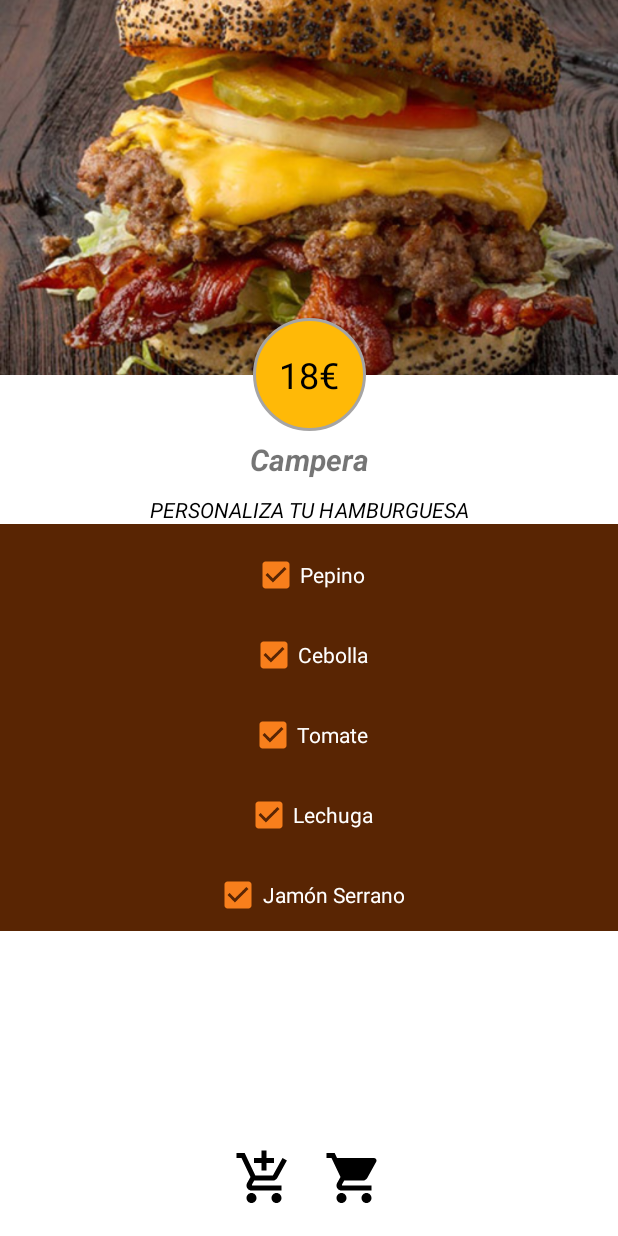
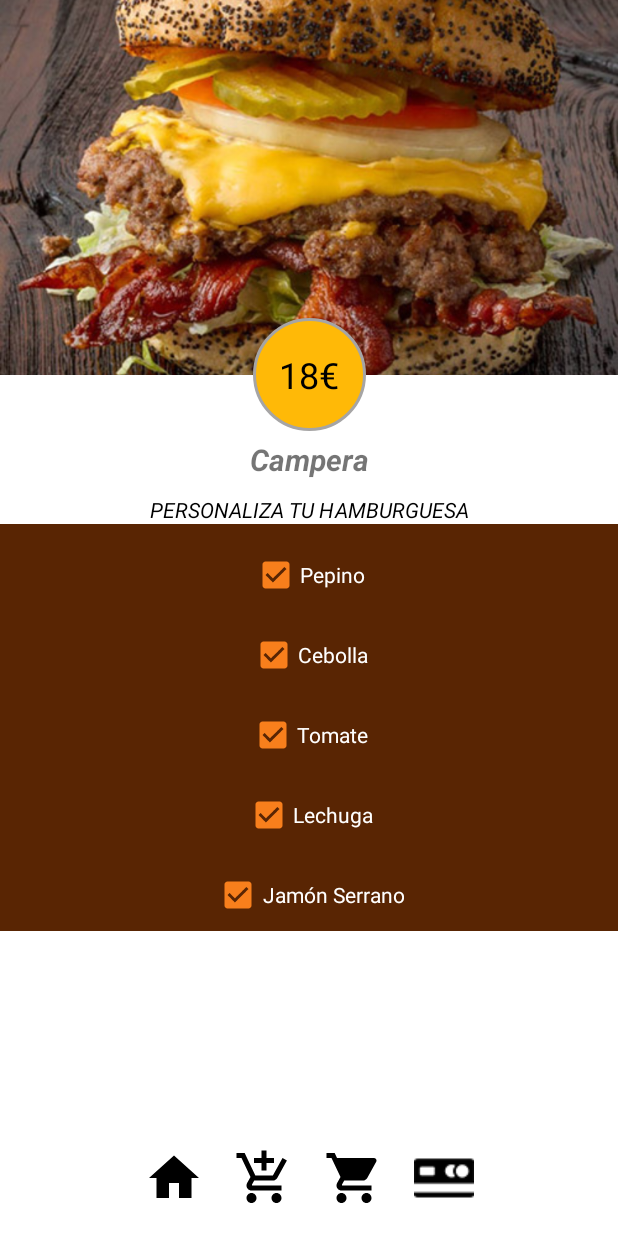
Before and after one commit to joseolivagarcia/hAPPburguer, an Android app: the screen it shows after launch (PersonalizarActivity), after a tap on an icon or button, on a phone screen of 412 x 824 dp. Run offline under Robolectric (Android 15) with nearby library versions, the phone set to English and light mode, and no system bars.

```diff
--- a/app/src/main/AndroidManifest.xml
+++ b/app/src/main/AndroidManifest.xml
@@ -14,6 +14,9 @@
         android:theme="@style/Theme.HAPPburguer"
         tools:targetApi="31">
         <activity
+            android:name=".CarritoActivity"
+            android:exported="false" />
+        <activity
             android:name=".PersonalizarActivity"
             android:exported="false" />
         <activity
--- a/app/src/main/java/joseoliva/com/happburguer/adapter/BurguerItemsAdapter.kt
+++ b/app/src/main/java/joseoliva/com/happburguer/adapter/BurguerItemsAdapter.kt
@@ -13,7 +13,10 @@ class BurguerItemsAdapter(
     //recibo la lista de las burguers y dos funciones lambda que se ejecutaran en el main activity
     private val listaBurguers: List<BurguerModelViewPager>,
     private val onClickEditar: (BurguerModelViewPager) -> Unit,
-    private val onClickCarrito: (BurguerModelViewPager) -> Unit) :
+    private val onClickCarrito: (BurguerModelViewPager) -> Unit,
+    private val onClickPedidos: () -> Unit,
+    private val onClickPagar: () -> Unit
+) :
     RecyclerView.Adapter<BurguerItemsAdapter.BurguerViewHolder>() {
 
     override fun onCreateViewHolder(parent: ViewGroup, viewType: Int): BurguerViewHolder {
@@ -28,7 +31,7 @@ class BurguerItemsAdapter(
 
     override fun onBindViewHolder(holder: BurguerViewHolder, position: Int) {
         //pasamos cada elemento de la lista al ViewHolder
-        holder.render(listaBurguers[position],onClickEditar,onClickCarrito)
+        holder.render(listaBurguers[position],onClickEditar,onClickCarrito,onClickPedidos,onClickPagar)
     }
 
     override fun getItemCount(): Int {
@@ -50,11 +53,15 @@ class BurguerItemsAdapter(
 
         val btneditar = view.findViewById<ImageView>(R.id.btneditar)
         val btncarrito = view.findViewById<ImageView>(R.id.btncarrito)
+        val btnpedidos = view.findViewById<ImageView>(R.id.btntramitar)
+        val btnpagar = view.findViewById<ImageView>(R.id.btnpagar)
 
         fun render(
             burgueritem: BurguerModelViewPager,
             onClickEditar: (BurguerModelViewPager) -> Unit,
-            onClickCarrito: (BurguerModelViewPager) -> Unit
+            onClickCarrito: (BurguerModelViewPager) -> Unit,
+            onClickPedidos: () -> Unit,
+            onClickPagar: () -> Unit
         ) {
             //relleno las vistas con los datos que traigo de cada item de la lista
             fotoburguer.setImageResource(burgueritem.fotoburguer)
@@ -74,6 +81,15 @@ class BurguerItemsAdapter(
             btncarrito.setOnClickListener {
                 onClickCarrito(burgueritem)
             }
+
+            btnpedidos.setOnClickListener {
+                onClickPedidos()
+            }
+
+            btnpagar.setOnClickListener {
+                onClickPagar()
+            }
+
         }
     }
 }
--- /dev/null
+++ b/app/src/main/res/drawable/ic_delete.xml
@@ -0,0 +1,5 @@
+<vector android:height="24dp" android:tint="#000000"
+    android:viewportHeight="24" android:viewportWidth="24"
+    android:width="24dp" xmlns:android="http://schemas.android.com/apk/res/android">
+    <path android:fillColor="@android:color/white" android:pathData="M6,19c0,1.1 0.9,2 2,2h8c1.1,0 2,-0.9 2,-2V7H6v12zM19,4h-3.5l-1,-1h-5l-1,1H5v2h14V4z"/>
+</vector>
--- /dev/null
+++ b/app/src/main/res/drawable/ic_more.xml
@@ -0,0 +1,5 @@
+<vector android:height="24dp" android:tint="#FFFFFF"
+    android:viewportHeight="24" android:viewportWidth="24"
+    android:width="24dp" xmlns:android="http://schemas.android.com/apk/res/android">
+    <path android:fillColor="@android:color/white" android:pathData="M12,8c1.1,0 2,-0.9 2,-2s-0.9,-2 -2,-2 -2,0.9 -2,2 0.9,2 2,2zM12,10c-1.1,0 -2,0.9 -2,2s0.9,2 2,2 2,-0.9 2,-2 -0.9,-2 -2,-2zM12,16c-1.1,0 -2,0.9 -2,2s0.9,2 2,2 2,-0.9 2,-2 -0.9,-2 -2,-2z"/>
+</vector>
--- a/app/src/main/res/layout/activity_personalizar.xml
+++ b/app/src/main/res/layout/activity_personalizar.xml
@@ -133,6 +133,14 @@
         app:layout_constraintVertical_bias="0.976"
         app:layout_constraintStart_toStartOf="parent"
         app:layout_constraintEnd_toEndOf="parent">
+
+        <ImageView
+            android:id="@+id/btnhome"
+            android:layout_width="40dp"
+            android:layout_height="40dp"
+            android:src="@drawable/ic_home"
+            android:layout_marginRight="20dp"/>
+
         <ImageView
             android:id="@+id/btnaddcarro"
             android:layout_width="40dp"
@@ -141,10 +149,16 @@
             android:layout_marginRight="20dp"/>
 
         <ImageView
-            android:id="@+id/btncarrito"
+            android:id="@+id/btnctramitar"
             android:layout_width="40dp"
             android:layout_height="40dp"
-            android:src="@drawable/ic_carrito" />
+            android:layout_marginRight="20dp"
+            android:src="@drawable/ic_carrito"/>
+        <ImageView
+            android:id="@+id/btnpagar"
+            android:layout_width="40dp"
+            android:layout_height="40dp"
+            android:src="@drawable/creditcard"/>
     </LinearLayout>
 
 </androidx.constraintlayout.widget.ConstraintLayout>
--- a/app/src/main/res/menu/mimenu.xml
+++ b/app/src/main/res/menu/mimenu.xml
@@ -3,16 +3,29 @@
     xmlns:app="http://schemas.android.com/apk/res-auto">
 
     <item
-        android:id="@+id/home"
-        android:icon="@drawable/ic_casa"
-        android:title="Home"
+        android:id="@+id/more"
+        android:title="Totales"
+        android:icon="@drawable/ic_more"
         android:iconTint="@color/white"
-        app:showAsAction="always" />
-    <item
-        android:id="@+id/carrito"
-        android:icon="@drawable/ic_carro"
-        android:title="Carrito"
-        android:iconTint="@color/white"
-        app:showAsAction="always" />
+        app:showAsAction="always">
+        <menu>
+            <item
+                android:id="@+id/home"
+                android:icon="@drawable/ic_home"
+                android:title="Home">
+            </item>
+            <item
+                android:id="@+id/pedidos"
+                android:icon="@drawable/ic_carrito"
+                android:title="Pedidos">
+            </item>
+            <item
+                android:id="@+id/pagar"
+                android:icon="@drawable/creditcard"
+                android:title="Pagar">
+            </item>
+        </menu>
+
+    </item>
 
 </menu>
```
Also changed, not shown: app/src/main/java/joseoliva/com/happburguer/CarritoActivity.kt (added, +55 -0 lines), app/src/main/java/joseoliva/com/happburguer/MainActivity.kt (+25 -6 lines), app/src/main/java/joseoliva/com/happburguer/PersonalizarActivity.kt (+14 -2 lines), app/src/main/res/layout/activity_carrito.xml (added, +46 -0 lines), app/src/main/res/layout/burguer_item_container.xml (+12 -0 lines), app/src/main/res/layout/item_burguer_pedida.xml (added, +67 -0 lines), app/src/main/res/drawable-v24/creditcard.png (added).
